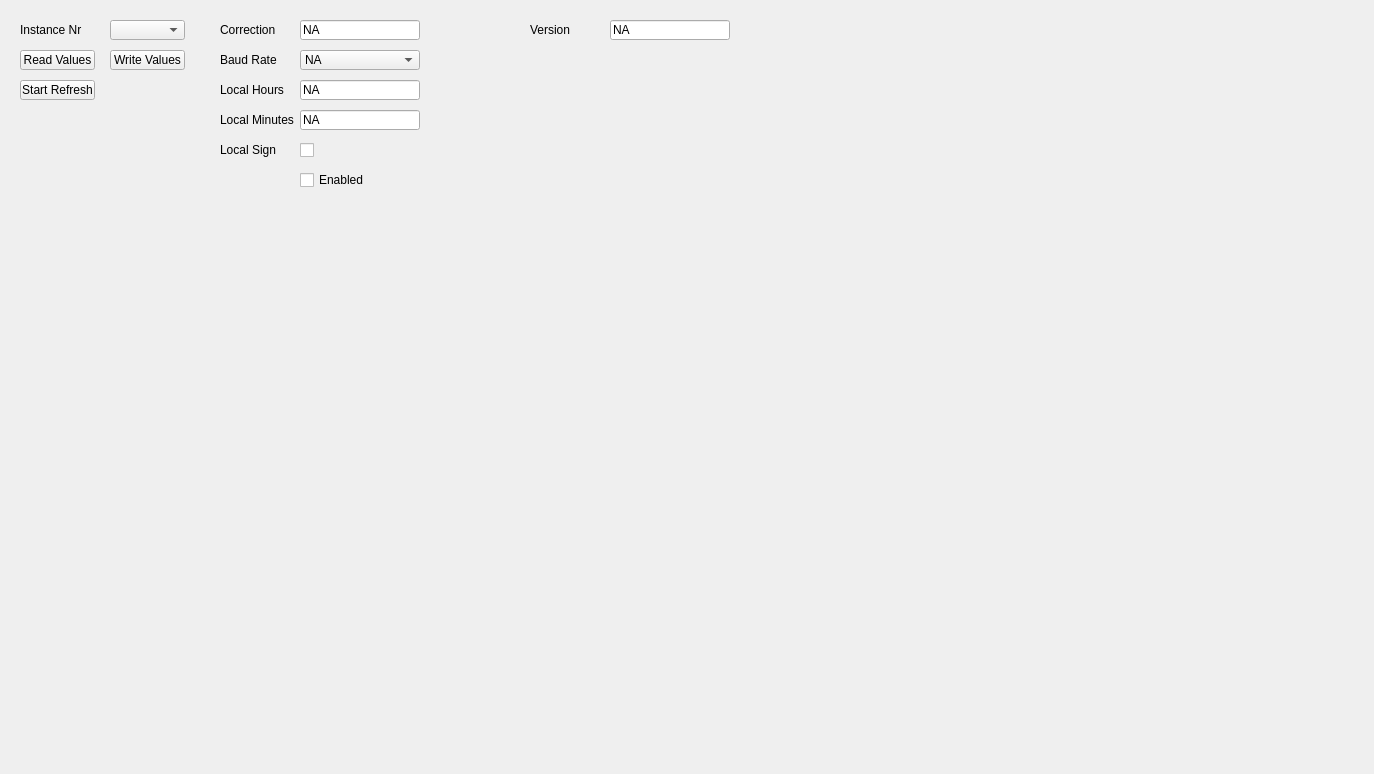
NetTimeLogic/UniversalConfigurationManager, file UCM/Library/UniversalConfigurationManager/TodMasterTab/Ucm_TodMasterTab.ui: the form before one commit.
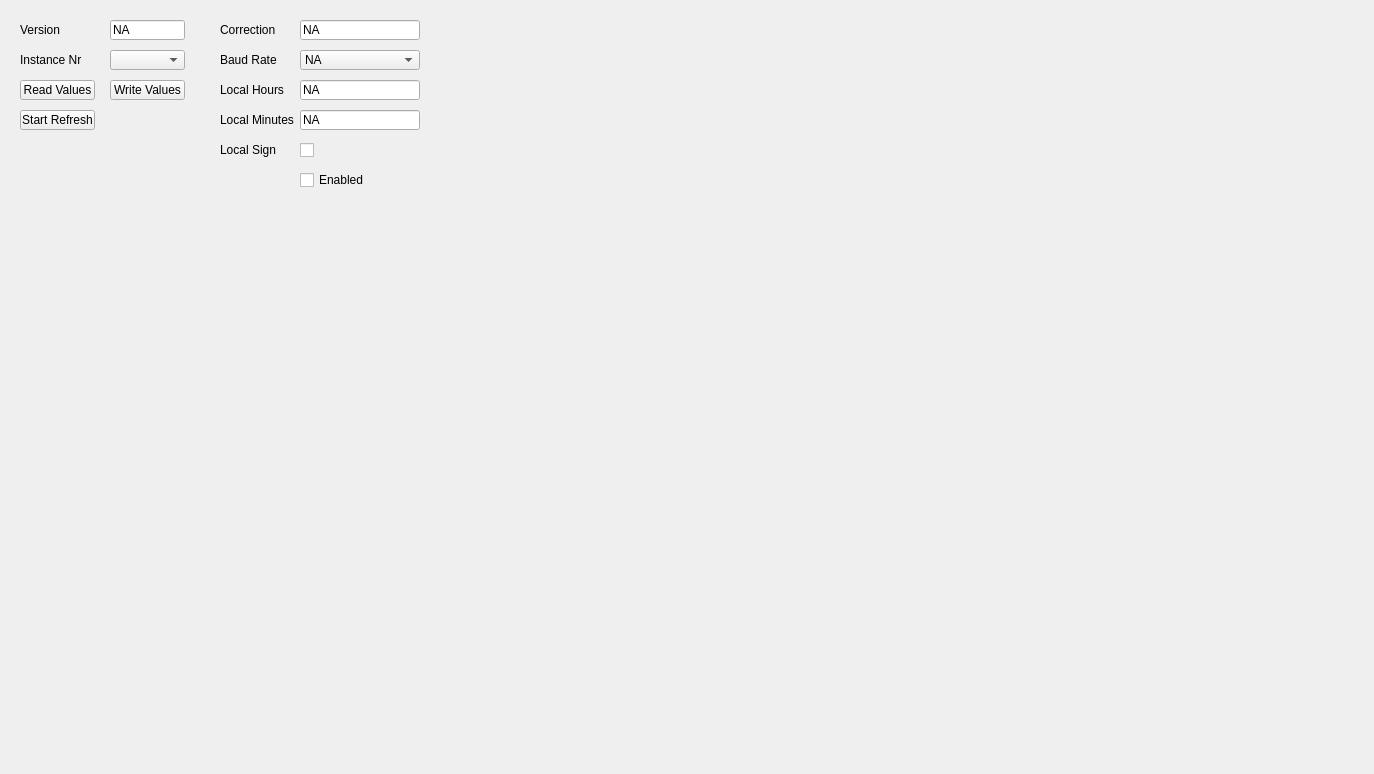
The form after the commit.

```diff
--- a/UCM/Library/UniversalConfigurationManager/TodMasterTab/Ucm_TodMasterTab.ui
+++ b/UCM/Library/UniversalConfigurationManager/TodMasterTab/Ucm_TodMasterTab.ui
@@ -17,7 +17,7 @@
    <property name="geometry">
     <rect>
      <x>110</x>
-     <y>20</y>
+     <y>50</y>
      <width>75</width>
      <height>20</height>
     </rect>
@@ -26,7 +26,7 @@
   <widget class="QLabel" name="TodMasterVersionLabel">
    <property name="geometry">
     <rect>
-     <x>530</x>
+     <x>20</x>
      <y>20</y>
      <width>80</width>
      <height>20</height>
@@ -42,9 +42,9 @@
    </property>
    <property name="geometry">
     <rect>
-     <x>610</x>
+     <x>110</x>
      <y>20</y>
-     <width>120</width>
+     <width>75</width>
      <height>20</height>
     </rect>
    </property>
@@ -59,7 +59,7 @@
    <property name="geometry">
     <rect>
      <x>20</x>
-     <y>50</y>
+     <y>80</y>
      <width>75</width>
      <height>20</height>
     </rect>
@@ -85,7 +85,7 @@
    <property name="geometry">
     <rect>
      <x>110</x>
-     <y>50</y>
+     <y>80</y>
      <width>75</width>
      <height>20</height>
     </rect>
@@ -194,7 +194,7 @@
    <property name="geometry">
     <rect>
      <x>20</x>
-     <y>20</y>
+     <y>50</y>
      <width>80</width>
      <height>20</height>
     </rect>
@@ -236,7 +236,7 @@
    <property name="geometry">
     <rect>
      <x>20</x>
-     <y>80</y>
+     <y>110</y>
      <width>75</width>
      <height>20</height>
     </rect>
```
